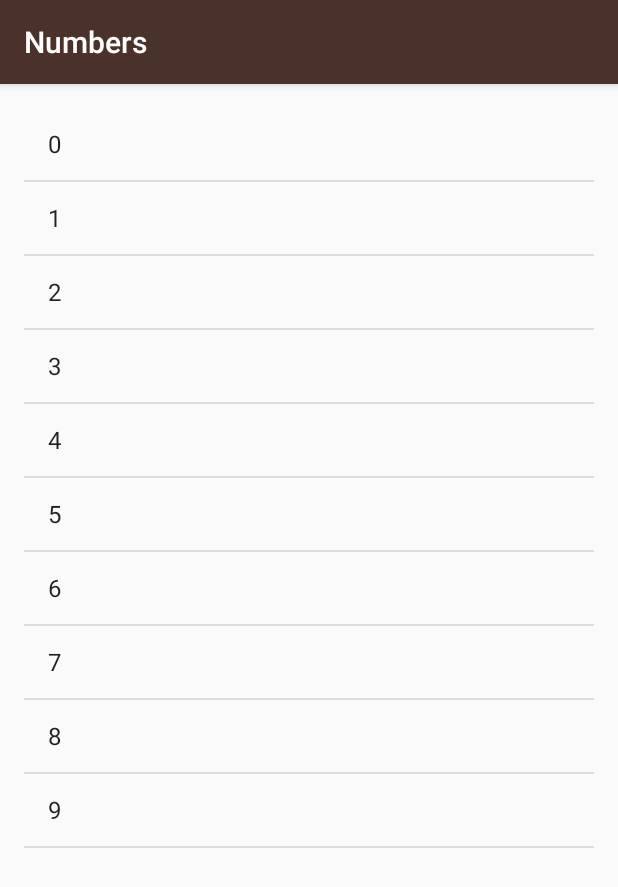
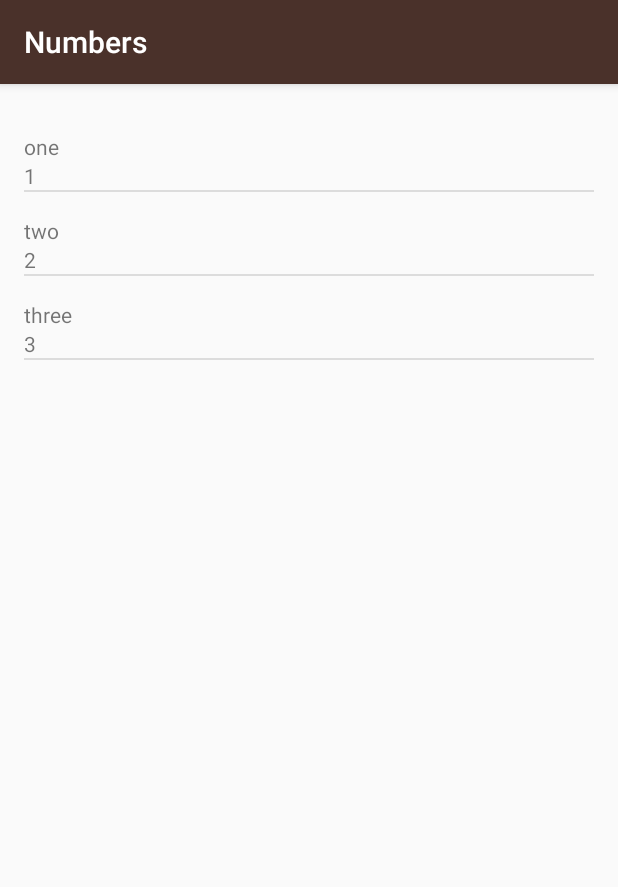
Before and after one commit to timkao/androidListAdapter, an Android app: the NumbersActivity screen opened directly, with no data from a screen before it, on a phone screen of 412 x 824 dp. Shown: the top 887 px of the screen. Run offline under Robolectric (Android 15) with nearby library versions, the phone set to English and light mode, and no system bars.

Commit message:
how to create and apply a custom adapter

```diff
--- a/app/src/main/java/com/example/android/miwok/NumbersActivity.java
+++ b/app/src/main/java/com/example/android/miwok/NumbersActivity.java
@@ -15,12 +15,12 @@ public class NumbersActivity extends AppCompatActivity {
         super.onCreate(savedInstanceState);
         setContentView(R.layout.activity_numbers);
 
-        ArrayList<String> list = new ArrayList();
-        for (Integer i = 0; i < 10; i++) {
-            list.add(i.toString());
-        }
+        ArrayList<Word> list = new ArrayList();
+        list.add(new Word("one", "1"));
+        list.add(new Word("two", "2"));
+        list.add(new Word("three", "3"));
+        WordAdapter adapter = new WordAdapter(this, list);
 
-        ArrayAdapter<String> adapter = new ArrayAdapter<>(this, android.R.layout.simple_list_item_1, list);
         ListView listView = (ListView) findViewById(R.id.list);
         listView.setAdapter(adapter);
     }
--- /dev/null
+++ b/app/src/main/java/com/example/android/miwok/Word.java
@@ -0,0 +1,20 @@
+package com.example.android.miwok;
+
+public class Word {
+
+    private String miworkTranslation;
+    private String defaultTranslation;
+
+    public Word(String miwork, String english) {
+        miworkTranslation = miwork;
+        defaultTranslation = english;
+    }
+
+    public String getMiworkTranslation() {
+        return miworkTranslation;
+    }
+
+    public String getDefaultTranslation() {
+        return defaultTranslation;
+    }
+}
--- /dev/null
+++ b/app/src/main/java/com/example/android/miwok/WordAdapter.java
@@ -0,0 +1,41 @@
+package com.example.android.miwok;
+
+import android.app.Activity;
+import android.content.Context;
+import android.support.annotation.NonNull;
+import android.support.annotation.Nullable;
+import android.view.LayoutInflater;
+import android.view.View;
+import android.view.ViewGroup;
+import android.widget.ArrayAdapter;
+import android.widget.TextView;
+
+import java.util.ArrayList;
+
+public class WordAdapter extends ArrayAdapter<Word> {
+
+    public WordAdapter(Activity context, ArrayList<Word> words) {
+        super(context, 0, words);
+    }
+
+    @NonNull
+    @Override
+    public View getView(int position, @Nullable View convertView, @NonNull ViewGroup parent) {
+
+        View listItemView = convertView;
+        if(listItemView == null) {
+            listItemView = LayoutInflater.from(getContext()).inflate(
+                    R.layout.my_simple_list, parent, false);
+        }
+
+        Word currentWord = getItem(position);
+
+        TextView miTextView = (TextView) listItemView.findViewById(R.id.miwork);
+        TextView enTextView = (TextView) listItemView.findViewById(R.id.english);
+
+        miTextView.setText(currentWord.getMiworkTranslation());
+        enTextView.setText(currentWord.getDefaultTranslation());
+
+        return listItemView;
+    }
+}
```
